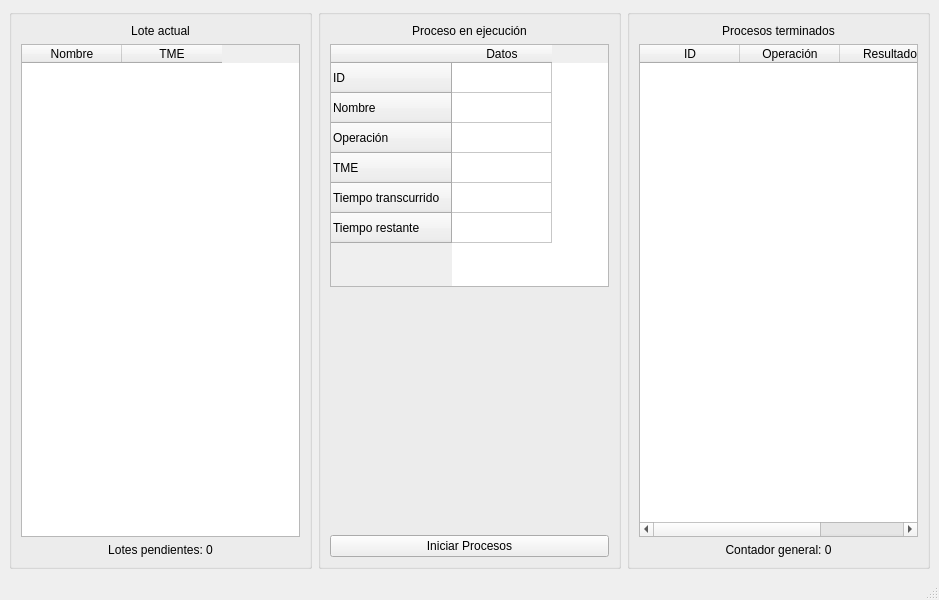
Before: the Qt Designer form ui/mainwindow.ui in Diego-Ga-Glez/planificador, drawn with Qt 5.
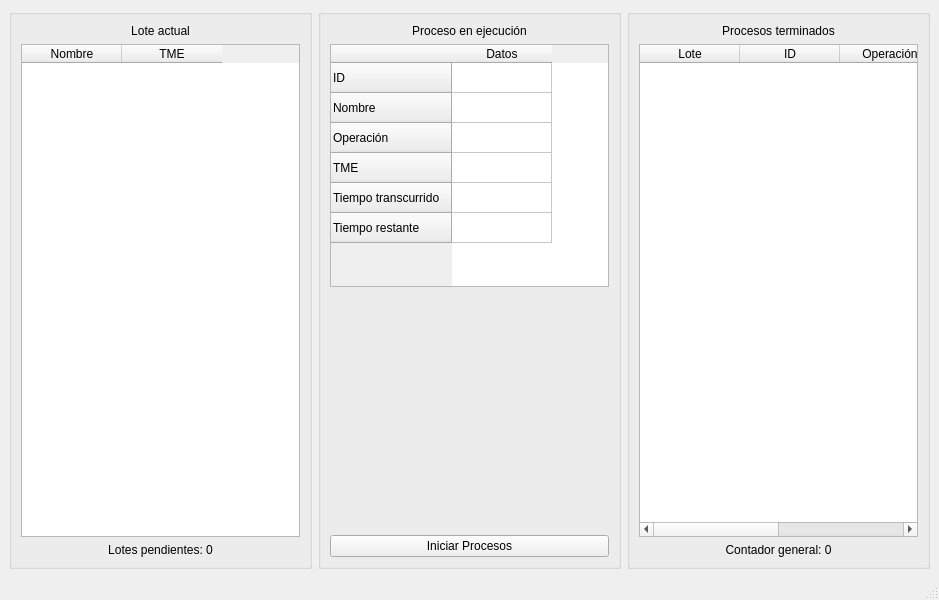
After: the same form once the commit is applied.

Commit message: Se colocó el número de lote en tabla terminados

The edit to the form file:
```diff
--- a/ui/mainwindow.ui
+++ b/ui/mainwindow.ui
@@ -178,6 +178,11 @@
        </item>
        <item row="1" column="0">
         <widget class="QTableWidget" name="terminados_tableWidget">
+         <column>
+          <property name="text">
+           <string>Lote</string>
+          </property>
+         </column>
          <column>
           <property name="text">
            <string>ID</string>
```
The commit also changes 11 other files.
